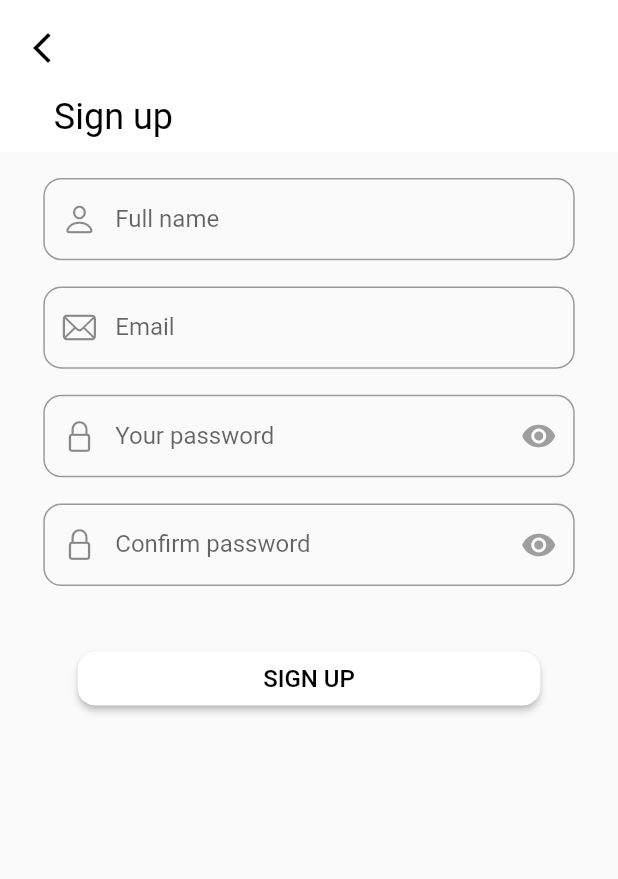
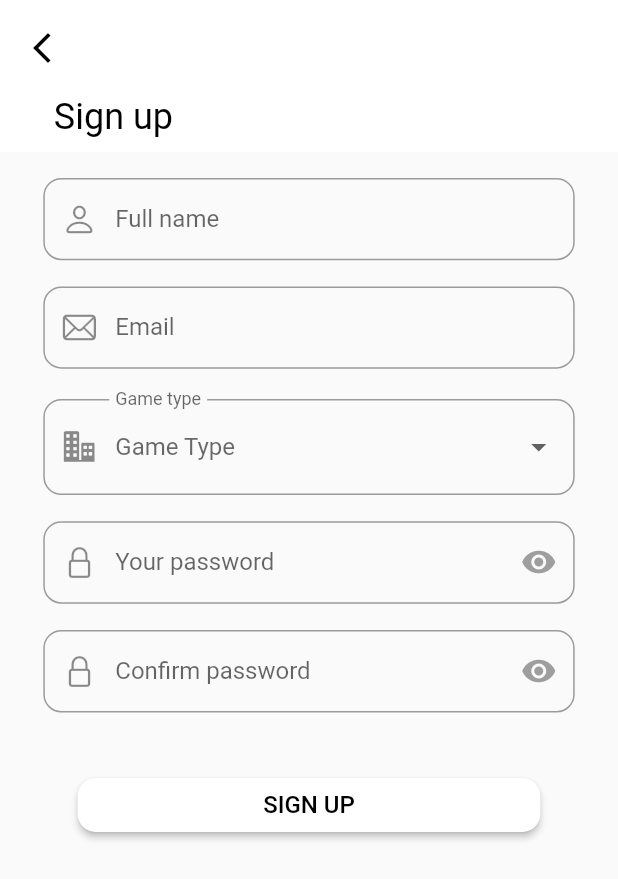
Before and after one commit to RuchithaVirashan/VR-2022, a Flutter app: the SignUpPage screen opened by its route, on a phone screen of 412 x 824 dp. Shown: the top 879 px of the screen. Run offline on Flutter 3.47's test engine with Material 2 defaults, Android fonts, the phone set to English and light mode, and no system bars; our stand-ins replace dio, firebase_auth, firebase_core, firebase_database, flutter_redux, lottie and 2 more; missing offline and left inert: qr_code_scanner, syncfusion_flutter_core; accounts and stored records are empty; network calls fail.

Commit message:
create login

```diff
--- a/lib/global/constants.dart
+++ b/lib/global/constants.dart
@@ -11,4 +11,6 @@ class GameType {
   static const hc = "Hill Climb";
   static const pubg = "PubG";
   static const cb = "Crash Bandicoot";
+  static const all = "Access All";
+  static const reg = "Register";
 }
--- a/lib/screen/sign_up_page.dart
+++ b/lib/screen/sign_up_page.dart
@@ -21,6 +21,10 @@ class SignUpPage extends StatefulWidget {
 }
 
 class _SignUpPageState extends State<SignUpPage> {
+  _SignUpPageState() {
+    selectedGame = gameList[0];
+  }
+
   final _formKey = GlobalKey<FormState>();
   bool isHiddenPassword = true;
   bool isHiddenConfirmPassword = true;
@@ -28,6 +32,19 @@ class _SignUpPageState extends State<SignUpPage> {
   String? errorMessage = "";
   final ValidateService _validateService = ValidateService();
   final UserService _userService = UserService();
+  String? selectedGame = '';
+  final gameList = [
+    'Select',
+    GameType.mw,
+    GameType.blur,
+    GameType.cb,
+    GameType.bn,
+    GameType.hc,
+    GameType.cod,
+    GameType.pubg,
+    GameType.all,
+    GameType.reg,
+  ];
 
   final TextEditingController _controllerEmail = TextEditingController();
   final TextEditingController _controllerPassword = TextEditingController();
@@ -45,13 +62,14 @@ class _SignUpPageState extends State<SignUpPage> {
 
   Future createUserWithEmailAndPassword() async {
     final isValidForm = _formKey.currentState!.validate();
-
+    if (selectedGame != 'Select') {
       if (isValidForm) {
         if (_controllerPassword.text.toString() ==
             _controllerConfirmPassword.text.toString()) {
           try {
             await createUserWithEmailAndPasswordFirestore(
-              email: _controllerEmail.text, password: _controllerPassword.text);
+                email: _controllerEmail.text,
+                password: _controllerPassword.text);
             if (mounted) {
               showSuccessDialog(
                   context, 'Successfully registered', '/signin', 'Sign in');
@@ -68,6 +86,7 @@ class _SignUpPageState extends State<SignUpPage> {
           _userService.addUserDetails(
             _controllerName.text.trim(),
             _controllerEmail.text.trim(),
+            selectedGame.toString(),
           );
         } else {
           showPopErrorDialog(context, 'Confirmed password is not matched');
@@ -85,6 +104,9 @@ class _SignUpPageState extends State<SignUpPage> {
                     ? showPopErrorDialog(context, 'Please enter valid password')
                     : showPopErrorDialog(
                         context, 'Please enter valid confirm password');
+      }
+    } else {
+      showPopErrorDialog(context, 'Please select the game.');
     }
   }
 
@@ -174,6 +196,59 @@ class _SignUpPageState extends State<SignUpPage> {
                           ),
                           Padding(
                             padding: EdgeInsets.only(
+                              top: relativeHeight * 22.0,
+                              left: relativeWidth * 29.0,
+                              right: relativeWidth * 29.0,
+                            ),
+                            child: DropdownButtonFormField(
+                              isDense: true,
+                              isExpanded: true,
+                              hint: const Text(
+                                'Game Type',
+                                style: TextStyle(
+                                    color: Color.fromARGB(179, 43, 42, 42),
+                                    fontSize: 16),
+                              ),
+                              value: selectedGame == 'Select'
+                                  ? null
+                                  : selectedGame,
+                              items: gameList
+                                  .map(
+                                    (e) => DropdownMenuItem(
+                                      value: e,
+                                      child: Container(
+                                        alignment: Alignment.center,
+                                        child: Text(
+                                          e,
+                                          style: TextStyle(
+                                            fontSize: 14,
+                                            color: e == 'Select'
+                                                ? Colors.grey
+                                                : Colors.black,
+                                          ),
+                                        ),
+                                      ),
+                                    ),
+                                  )
+                                  .toList(),
+                              onChanged: (val) {
+                                setState(() {
+                                  selectedGame = val as String;
+                                });
+                              },
+                              decoration: InputDecoration(
+                                labelText: 'Game type',
+                                prefixIcon: const Icon(
+                                  CupertinoIcons.building_2_fill,
+                                ),
+                                border: OutlineInputBorder(
+                                  borderRadius: BorderRadius.circular(12.0),
+                                ),
+                              ),
+                            ),
+                          ),
+                          Padding(
+                            padding: EdgeInsets.only(
                               top: relativeHeight * 19.0,
                               left: relativeWidth * 29.0,
                               right: relativeWidth * 29.0,
--- a/lib/service/auth_service.dart
+++ b/lib/service/auth_service.dart
@@ -17,7 +17,7 @@ class AuthService {
         stream: FirebaseAuth.instance.authStateChanges(),
         builder: (BuildContext context, snapshot) {
           if (snapshot.hasData) {
-            log("sccc ${snapshot.data}");
+            // log("sccc ${snapshot.data?.email}");
             return const MainPage(indexPage: 0);
           } else {
             if (kDebugMode) {
--- a/lib/service/userService.dart
+++ b/lib/service/userService.dart
@@ -18,7 +18,7 @@ class UserService {
     return uid;
   }
 
-  Future addUserDetails(String name, String email) async {
+  Future addUserDetails(String name, String email, String game) async {
     DatabaseReference reference =
         FirebaseDatabase.instance.reference().child('users').child(name);
 
@@ -26,6 +26,7 @@ class UserService {
       'name': name,
       'email': email,
       'userId': email,
+      'game': game,
     };
 
     reference.set(userData);
```
Also changed, not shown: lib/models/user_model.dart (added, +39 -0 lines). Lines whose indentation alone changed are shown as unchanged.
